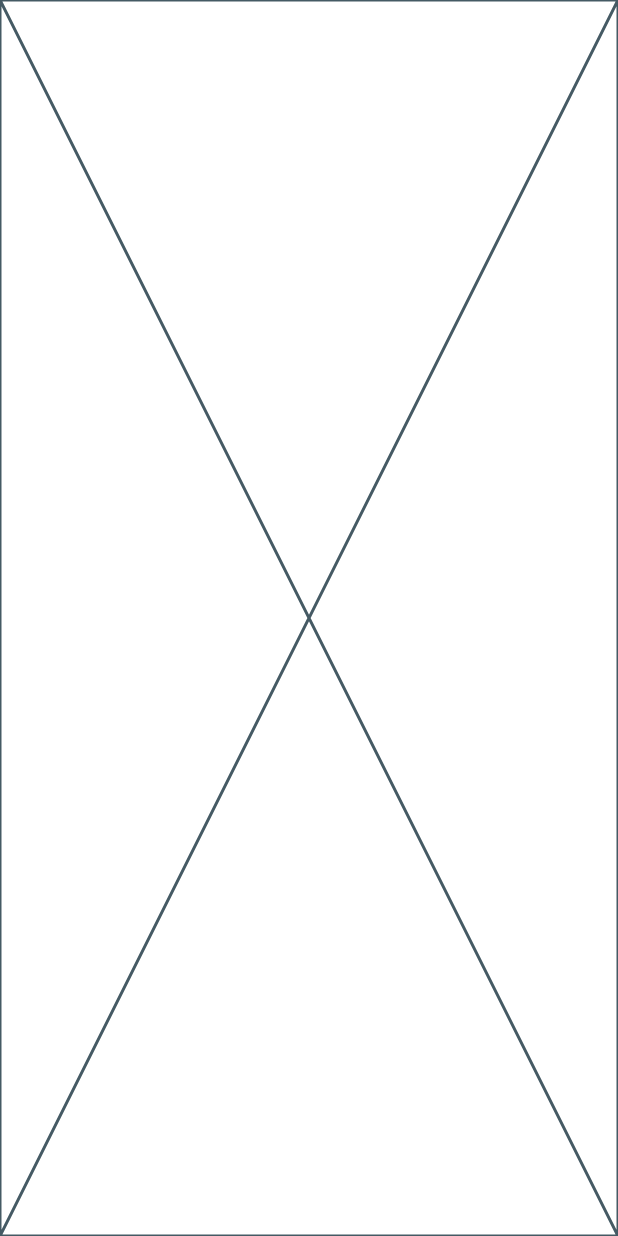
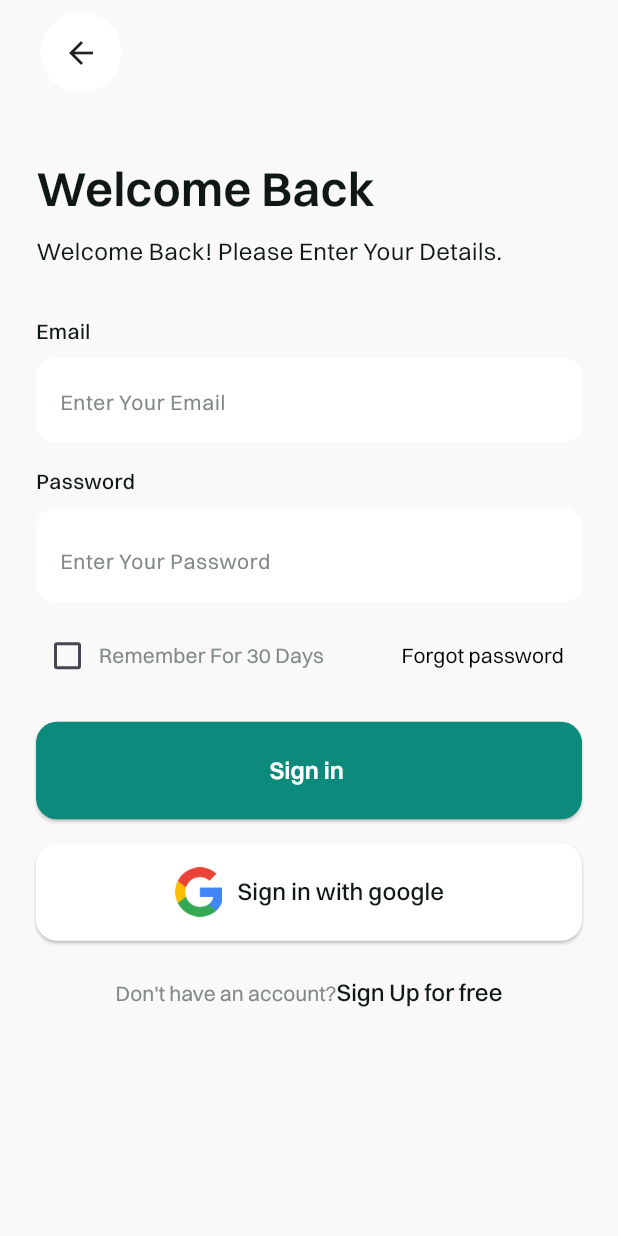
Before and after one commit to Esl4mx/Crafty_app, a Flutter app: the screen it shows after launch, after a tap on "Skip", after a tap on "Get Started", on a phone screen of 412 x 824 dp. Run offline on Flutter 3.47's test engine with Material 3 defaults, Android fonts, the light colour scheme and no system bars; our stand-ins replace dots_indicator, shared_preferences.

Commit message:
Add Google logo, new styles, and custom widgets for login and onboarding
- Added Google logo image to assets.
- Introduced new text styles for regular and medium 14pt fonts.
- Created `CustomAppBar` and `CutomAppBarLeadingTrailing` widgets.
- Updated `CustomButton` to accept a `Widget` child and optional `buttonColor`.
- Added `CustomTextFormField` for form fields with title and hint text.
- Refactored `LoginView` to use `CustomAppBar` and `LoginViewBody`.
- Created `CheckBoxSection` for remember me and forgot password functionality.
- Implemented `LoginViewBody` with header, form, and sign-in buttons.
- Added `LoginViewFormSection` for email and password input fields.
- Created `LoginViewHeader` for welcome messages.
- Updated `OnBoardingViewBody` to use `CustomButton` with styled text.
- Configured `MaterialApp` theme with Switzer font and background colors.

```diff
--- a/lib/core/utlis/app_images.dart
+++ b/lib/core/utlis/app_images.dart
@@ -5,6 +5,10 @@ class Assets {
   /// Assets for imagesAppLogo
   /// assets/images/app_logo.png
   static const String imagesAppLogo = "assets/images/app_logo.png";
+
+  /// Assets for imagesGoogleLogo
+  /// assets/images/google_logo.png
+  static const String imagesGoogleLogo = "assets/images/google_logo.png";
 
   /// Assets for imagesOnBoarding11
   /// assets/images/on_boarding11.png
--- a/lib/core/utlis/app_styles.dart
+++ b/lib/core/utlis/app_styles.dart
@@ -108,6 +108,24 @@ abstract class AppStyles {
       fontFamily: "Switzer",
     );
   }
+
+  static TextStyle styleRegular14() {
+    return const TextStyle(
+      color: Color(0xff828A89),
+      fontSize: 14,
+      fontWeight: FontWeight.normal,
+      fontFamily: "Switzer",
+    );
+  }
+
+  static TextStyle styleMedium14() {
+    return const TextStyle(
+      color: Color(0xff101817),
+      fontSize: 14,
+      fontWeight: FontWeight.w500,
+      fontFamily: "Switzer",
+    );
+  }
 }
 
 // double getResponsiveFontsize(BuildContext context, {required double fontsize}) {
--- /dev/null
+++ b/lib/core/wigets/custom_app_bar.dart
@@ -0,0 +1,75 @@
+import 'package:crafty_app/constants.dart';
+import 'package:crafty_app/core/utlis/app_styles.dart';
+import 'package:flutter/material.dart';
+
+class CustomAppBar extends StatelessWidget implements PreferredSizeWidget {
+  const CustomAppBar(
+      {super.key,
+      required this.leading,
+      this.title,
+      this.trailing,
+      required this.leadingOnTap,
+      this.trailingOnTap});
+  final Widget leading;
+  final String? title;
+  final Widget? trailing;
+  final VoidCallback leadingOnTap;
+  final VoidCallback? trailingOnTap;
+
+  @override
+  Widget build(BuildContext context) {
+    return SafeArea(
+      child: Padding(
+        padding: const EdgeInsets.symmetric(
+            horizontal: kHorizontalPadding, vertical: 8),
+        child: Row(
+          children: [
+            CutomAppBarLeadingTrailing(onTap: leadingOnTap, child: leading),
+            const Spacer(),
+            title != null
+                ? Text(title!, style: AppStyles.styleMedium24())
+                : const SizedBox(),
+            const Spacer(),
+            trailing != null
+                ? CutomAppBarLeadingTrailing(
+                    onTap: trailingOnTap ?? () {},
+                    child: trailing!,
+                  )
+                : const SizedBox(
+                    width: 60,
+                  ),
+          ],
+        ),
+      ),
+    );
+  }
+
+  @override
+  // TODO: implement preferredSize
+  Size get preferredSize => const Size(double.maxFinite, 70);
+}
+
+class CutomAppBarLeadingTrailing extends StatelessWidget {
+  const CutomAppBarLeadingTrailing({
+    super.key,
+    required this.child,
+    required this.onTap,
+  });
+
+  final Widget child;
+  final VoidCallback onTap;
+
+  @override
+  Widget build(BuildContext context) {
+    return GestureDetector(
+      onTap: onTap,
+      child: Container(
+        width: 60,
+        height: 60,
+        decoration:
+            const BoxDecoration(color: Colors.white, shape: BoxShape.circle),
+        child: child,
+      ),
+    );
+  }
+}
--- a/lib/core/wigets/custom_button.dart
+++ b/lib/core/wigets/custom_button.dart
@@ -3,9 +3,14 @@ import 'package:crafty_app/core/utlis/app_styles.dart';
 import 'package:flutter/material.dart';
 
 class CustomButton extends StatelessWidget {
-  const CustomButton({super.key, required this.onPressed, required this.text});
+  const CustomButton(
+      {super.key,
+      required this.onPressed,
+      required this.child,
+      this.buttonColor});
   final VoidCallback onPressed;
-  final String text;
+  final Widget child;
+  final Color? buttonColor;
 
   @override
   Widget build(BuildContext context) {
@@ -16,12 +21,9 @@ class CustomButton extends StatelessWidget {
           style: ElevatedButton.styleFrom(
               shape: RoundedRectangleBorder(
                   borderRadius: BorderRadius.circular(14)),
-              backgroundColor: AppColors.primaryColor),
+              backgroundColor: buttonColor ?? AppColors.primaryColor),
           onPressed: onPressed,
-          child: Text(
-            text,
-            style: AppStyles.styleSemiBold16(),
-          )),
+          child: child),
     );
   }
 }
--- /dev/null
+++ b/lib/core/wigets/custom_text_form_field.dart
@@ -0,0 +1,49 @@
+import 'package:crafty_app/core/utlis/app_styles.dart';
+import 'package:flutter/material.dart';
+
+class CustomTextFormField extends StatelessWidget {
+  const CustomTextFormField(
+      {super.key,
+      required this.title,
+      required this.hintText,
+      this.isObscureText,
+      this.keyboardType,
+      this.sufixx});
+
+  final String title, hintText;
+
+  final bool? isObscureText;
+  final TextInputType? keyboardType;
+  final Widget? sufixx;
+
+  @override
+  Widget build(BuildContext context) {
+    return Column(
+      crossAxisAlignment: CrossAxisAlignment.start,
+      children: [
+        Text(title, style: AppStyles.styleMedium14()),
+        const SizedBox(height: 8),
+        TextFormField(
+          keyboardType: keyboardType,
+          obscureText: isObscureText ?? false,
+          decoration: InputDecoration(
+              suffix: sufixx,
+              enabledBorder: buildBorder(),
+              focusedBorder: buildBorder(),
+              hintStyle: AppStyles.styleRegular14(),
+              hintText: hintText,
+              filled: true,
+              fillColor: const Color(0xffFFFFFF),
+              border: buildBorder()),
+        ),
+      ],
+    );
+  }
+
+  OutlineInputBorder buildBorder() {
+    return OutlineInputBorder(
+      borderSide: BorderSide.none,
+      borderRadius: BorderRadius.circular(12),
+    );
+  }
+}
--- a/lib/features/auth/presntation/views/login_view.dart
+++ b/lib/features/auth/presntation/views/login_view.dart
@@ -1,3 +1,6 @@
+import 'package:crafty_app/constants.dart';
+import 'package:crafty_app/core/wigets/custom_app_bar.dart';
+import 'package:crafty_app/features/auth/presntation/views/widgets/login_view_body.dart';
 import 'package:flutter/material.dart';
 
 class LoginView extends StatelessWidget {
@@ -7,6 +10,14 @@ class LoginView extends StatelessWidget {
 
   @override
   Widget build(BuildContext context) {
-    return const Placeholder();
+    return Scaffold(
+      appBar: CustomAppBar(
+        leadingOnTap: () {
+          Navigator.pop(context);
+        },
+        leading: const Icon(Icons.arrow_back),
+      ),
+      body: const LoginViewBody(),
+    );
   }
 }
--- /dev/null
+++ b/lib/features/auth/presntation/views/widgets/check_box_section.dart
@@ -0,0 +1,41 @@
+import 'package:crafty_app/core/utlis/app_styles.dart';
+import 'package:flutter/material.dart';
+
+class CheckBoxSection extends StatefulWidget {
+  const CheckBoxSection({super.key});
+
+  @override
+  State<CheckBoxSection> createState() => _CheckBoxSectionState();
+}
+
+class _CheckBoxSectionState extends State<CheckBoxSection> {
+  bool checkBoxValue = false;
+  @override
+  Widget build(BuildContext context) {
+    return Row(
+      mainAxisAlignment: MainAxisAlignment.spaceBetween,
+      children: [
+        CheckboxMenuButton(
+            value: checkBoxValue,
+            onChanged: (value) {
+              setState(() {
+                value != value;
+                checkBoxValue = value!;
+              });
+            },
+            child: Text(
+              "Remember For 30 Days",
+              style: AppStyles.styleRegular14(),
+            )),
+        TextButton(
+            onPressed: () {},
+            child: Text(
+              "Forgot password",
+              style: AppStyles.styleRegular14().copyWith(
+                color: Colors.black,
+              ),
+            ))
+      ],
+    );
+  }
+}
--- /dev/null
+++ b/lib/features/auth/presntation/views/widgets/login_view_body.dart
@@ -0,0 +1,78 @@
+import 'package:crafty_app/constants.dart';
+import 'package:crafty_app/core/utlis/app_images.dart';
+import 'package:crafty_app/core/utlis/app_styles.dart';
+import 'package:crafty_app/core/wigets/custom_button.dart';
+import 'package:crafty_app/core/wigets/custom_text_form_field.dart';
+import 'package:crafty_app/features/auth/presntation/views/widgets/check_box_section.dart';
+import 'package:crafty_app/features/auth/presntation/views/widgets/login_view_form_section.dart';
+import 'package:crafty_app/features/auth/presntation/views/widgets/login_view_header.dart';
+import 'package:flutter/material.dart';
+
+class LoginViewBody extends StatelessWidget {
+  const LoginViewBody({super.key});
+  @override
+  Widget build(BuildContext context) {
+    return Padding(
+      padding: const EdgeInsets.symmetric(horizontal: kHorizontalPadding),
+      child: SingleChildScrollView(
+        child: Column(
+          crossAxisAlignment: CrossAxisAlignment.start,
+          children: [
+            const LoginViewHeader(),
+            const LoginViewFormSection(),
+            const SizedBox(
+              height: 12,
+            ),
+            const CheckBoxSection(),
+            const SizedBox(height: 20),
+            CustomButton(
+                onPressed: () {},
+                child: Text(
+                  "Sign in ",
+                  style:
+                      AppStyles.styleSemiBold16().copyWith(color: Colors.white),
+                )),
+            const SizedBox(
+              height: 16,
+            ),
+            CustomButton(
+                buttonColor: const Color(0xffFFFFFF),
+                onPressed: () {},
+                child: Row(
+                  mainAxisAlignment: MainAxisAlignment.center,
+                  children: [
+                    AspectRatio(
+                        aspectRatio: 0.5,
+                        child: Image.asset(Assets.imagesGoogleLogo)),
+                    const SizedBox(
+                      width: 10,
+                    ),
+                    Text(
+                      "Sign in with google",
+                      style: AppStyles.styleMedium16(),
+                    ),
+                  ],
+                )),
+            const SizedBox(
+              height: 24,
+            ),
+            GestureDetector(
+              onTap: () {},
+              child: Center(
+                child: RichText(
+                    text: TextSpan(children: [
+                  TextSpan(
+                      text: "Don't have an account?",
+                      style: AppStyles.styleRegular14()),
+                  TextSpan(
+                      text: "Sign Up for free",
+                      style: AppStyles.styleMedium16()),
+                ])),
+              ),
+            )
+          ],
+        ),
+      ),
+    );
+  }
+}
--- /dev/null
+++ b/lib/features/auth/presntation/views/widgets/login_view_form_section.dart
@@ -0,0 +1,28 @@
+import 'package:crafty_app/core/wigets/custom_text_form_field.dart';
+import 'package:flutter/material.dart';
+
+class LoginViewFormSection extends StatelessWidget {
+  const LoginViewFormSection({super.key});
+
+  @override
+  Widget build(BuildContext context) {
+    return const Column(
+      children: [
+        CustomTextFormField(
+          hintText: "Enter Your Email",
+          title: "Email",
+        ),
+        SizedBox(height: 16),
+        CustomTextFormField(
+          hintText: "Enter Your Password",
+          title: "Password",
+          isObscureText: true,
+          sufixx: Icon(
+            Icons.remove_red_eye_rounded,
+            color: Color(0xffC9CECF),
+          ),
+        ),
+      ],
+    );
+  }
+}
--- /dev/null
+++ b/lib/features/auth/presntation/views/widgets/login_view_header.dart
@@ -0,0 +1,29 @@
+import 'package:crafty_app/core/utlis/app_styles.dart';
+import 'package:flutter/material.dart';
+
+class LoginViewHeader extends StatelessWidget {
+  const LoginViewHeader({super.key});
+
+  @override
+  Widget build(BuildContext context) {
+    return Padding(
+      padding: const EdgeInsets.symmetric(vertical: 32),
+      child: Column(
+        crossAxisAlignment: CrossAxisAlignment.start,
+        children: [
+          Text(
+            "Welcome Back",
+            style: AppStyles.styleSemiBold32(),
+          ),
+          const SizedBox(
+            height: 8,
+          ),
+          Text(
+            "Welcome Back! Please Enter Your Details.",
+            style: AppStyles.styleRegular16(),
+          ),
+        ],
+      ),
+    );
+  }
+}
--- a/lib/features/on_boarding/presntation/view/widgets/on_boarding_view_body.dart
+++ b/lib/features/on_boarding/presntation/view/widgets/on_boarding_view_body.dart
@@ -1,5 +1,6 @@
 import 'package:crafty_app/constants.dart';
 import 'package:crafty_app/core/services/shared_preferences_singleton.dart';
+import 'package:crafty_app/core/utlis/app_styles.dart';
 import 'package:crafty_app/core/wigets/custom_button.dart';
 import 'package:crafty_app/features/auth/presntation/views/login_view.dart';
 import 'package:crafty_app/features/on_boarding/presntation/view/widgets/dots_indicator_list_view.dart';
@@ -61,7 +62,10 @@ class _OnBoardingViewBodyState extends State<OnBoardingViewBody> {
                     Navigator.of(context)
                         .pushReplacementNamed(LoginView.routeName);
                   },
-                  text: "Get Started",
+                  child: Text(
+                    "Get Started",
+                    style: AppStyles.styleSemiBold16(),
+                  ),
                 ),
               )
             : Padding(
--- a/lib/main.dart
+++ b/lib/main.dart
@@ -14,7 +14,11 @@ class Crafty extends StatelessWidget {
 
   @override
   Widget build(BuildContext context) {
-    return const MaterialApp(
+    return MaterialApp(
+      theme: ThemeData(
+          fontFamily: "Switzer",
+          appBarTheme: const AppBarTheme(backgroundColor: Color(0xffF9F9F9)),
+          scaffoldBackgroundColor: const Color(0xffF9F9F9)),
       debugShowCheckedModeBanner: false,
       onGenerateRoute: onGenerateRoute,
       initialRoute: AppLayoutViews.routeName,
```
Also changed, not shown: assets/images/google_logo.png (added).
